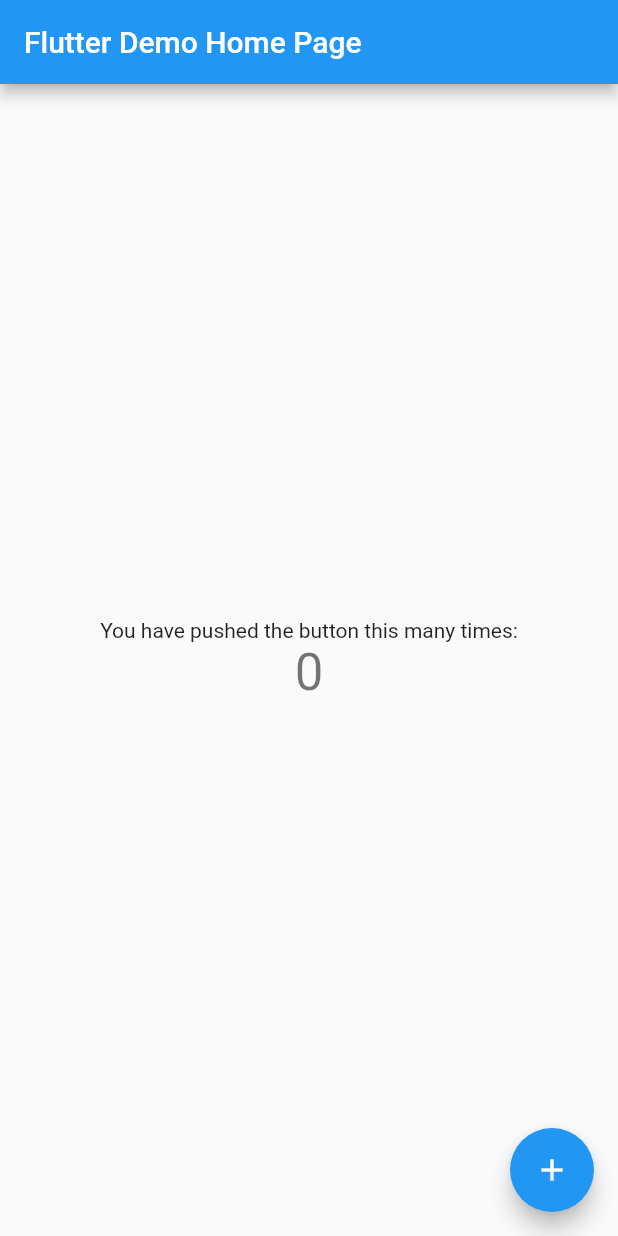
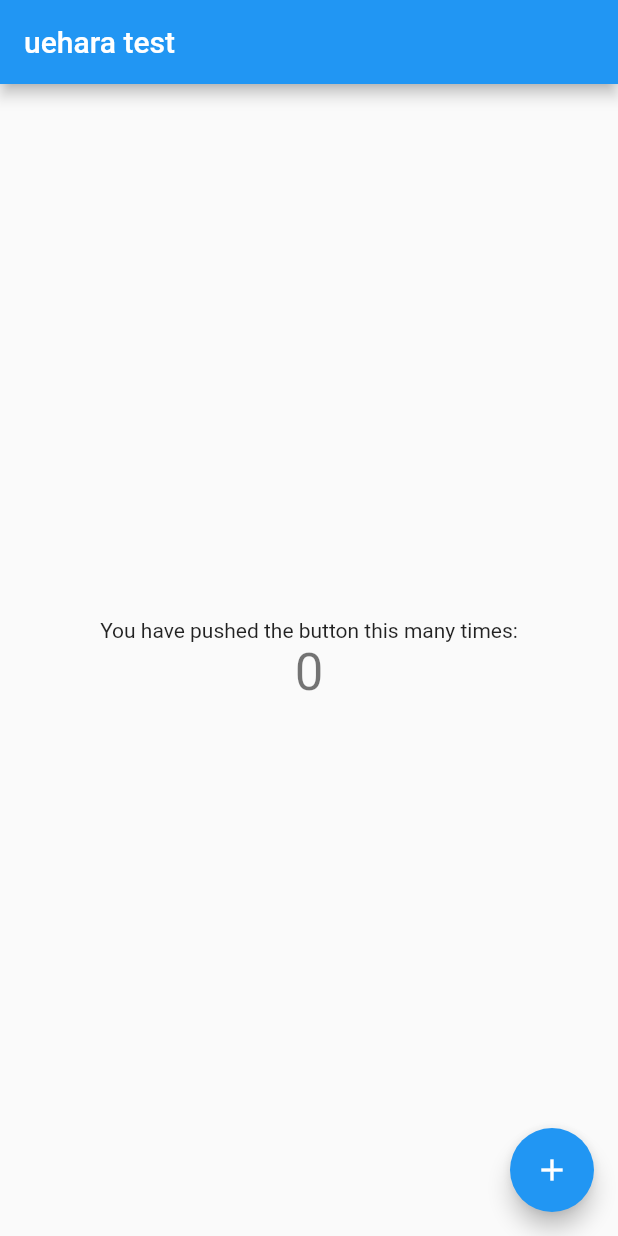
Before and after one commit to kyoko-uehara/flutter_app, a Flutter app: the screen it shows after launch, on a phone screen of 412 x 824 dp. Run offline on Flutter 3.47's test engine with Material 2 defaults, Android fonts, the phone set to English and light mode, and no system bars.

Commit message:
uehara commit

```diff
--- a/lib/main.dart
+++ b/lib/main.dart
@@ -26,7 +26,7 @@ class MyApp extends StatelessWidget {
         // closer together (more dense) than on mobile platforms.
         visualDensity: VisualDensity.adaptivePlatformDensity,
       ),
-      home: MyHomePage(title: 'Flutter Demo Home Page'),
+      home: MyHomePage(title: 'uehara test'),
     );
   }
 }
```
